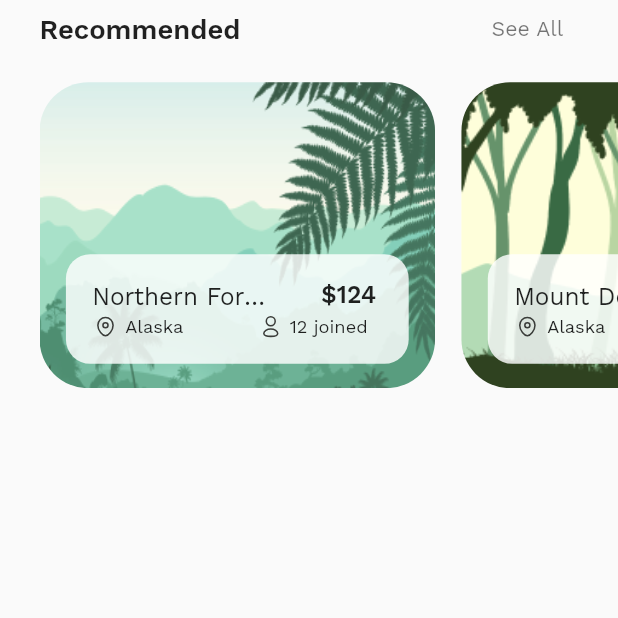
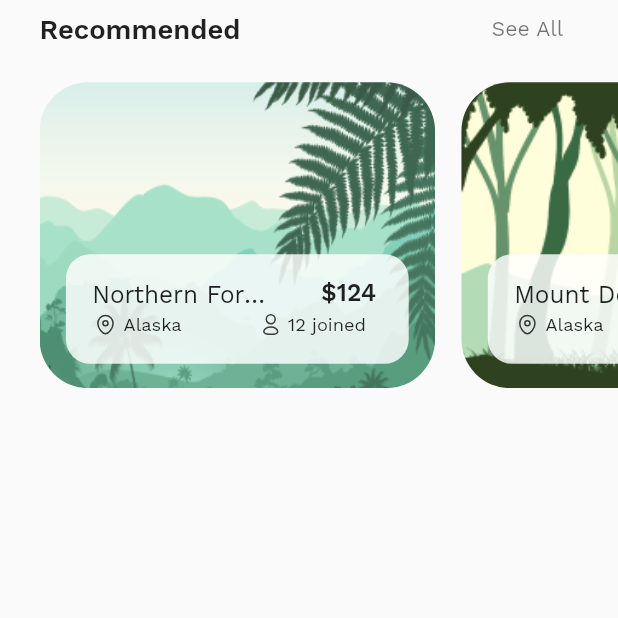
Before and after one commit to wannabeSE/flutter_travel_app, a Flutter app: the HomeScreen screen opened by its route, on a phone screen of 412 x 824 dp, the part 618-1236 px from its top. Run offline on Flutter 3.47's test engine with Material 2 defaults, Android fonts, the phone set to English and light mode, and no system bars; our stand-ins replace flutter_screenutil, flutter_svg.

Commit message:
minor mods on homescreen

```diff
--- a/lib/screens/components/mini_container.dart
+++ b/lib/screens/components/mini_container.dart
@@ -32,7 +32,7 @@ class MiniContainer extends StatelessWidget {
         borderRadius: BorderRadius.circular(16.r)
       ),
       child: Container(
-        margin: EdgeInsets.all(16.w),
+        margin: EdgeInsets.fromLTRB(16.w, 16.h, 15.w, 16.h),
         height: 40.h, //inner info containing box
         width: 177.w,
         child: Column(
@@ -67,7 +67,7 @@ class MiniContainer extends StatelessWidget {
                   child: Row(
                     children: [
                       SvgPicture.asset('assets/icons/location.svg',height: 16.h,width: 16.w,),
-                      SizedBox(width: 4.w,),
+                      SizedBox(width: 3.w,),
                       NormalText(text: location, fontSize: 12.sp),
                     ],
                   ),
@@ -81,7 +81,7 @@ class MiniContainer extends StatelessWidget {
                   child: Row(
                     children: [
                       SvgPicture.asset('assets/icons/profile.svg',height: 16.h, width: 16.h,),
-                      SizedBox(width: 4.w,),
+                      SizedBox(width: 3.w,),
                       NormalText(text: '$joinedPerson joined', fontSize: 12.sp)
                     ],
                   ),
--- a/lib/screens/components/place_container.dart
+++ b/lib/screens/components/place_container.dart
@@ -20,8 +20,6 @@ class PlaceContainer extends StatelessWidget {
     return Stack(
       children: [
         Container(
-          //padding: EdgeInsets.fromLTRB(24.sp, 11.sp, 0, 6.sp),
-          //margin: EdgeInsets.fromLTRB(24.sp, 11.sp, 0, 6.sp),
           height: 201.h,
           width: 240.w,
           decoration: BoxDecoration(
--- a/lib/screens/home.dart
+++ b/lib/screens/home.dart
@@ -14,7 +14,8 @@ class HomeScreen extends StatelessWidget {
   @override
   Widget build(BuildContext context) {
     return Scaffold(
-      body: SafeArea(
+      body: SingleChildScrollView(
+        child: SafeArea(
           child: Column(
             crossAxisAlignment: CrossAxisAlignment.start,
             children: [
@@ -247,6 +248,7 @@ class HomeScreen extends StatelessWidget {
             ],
           ),
         ),
+      ),
     );
   }
 }
```
Lines whose indentation alone changed are shown as unchanged.
